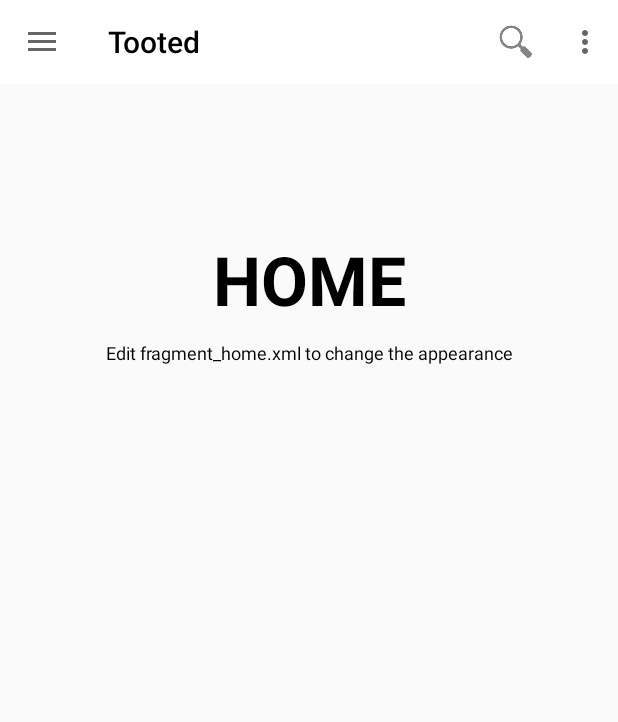
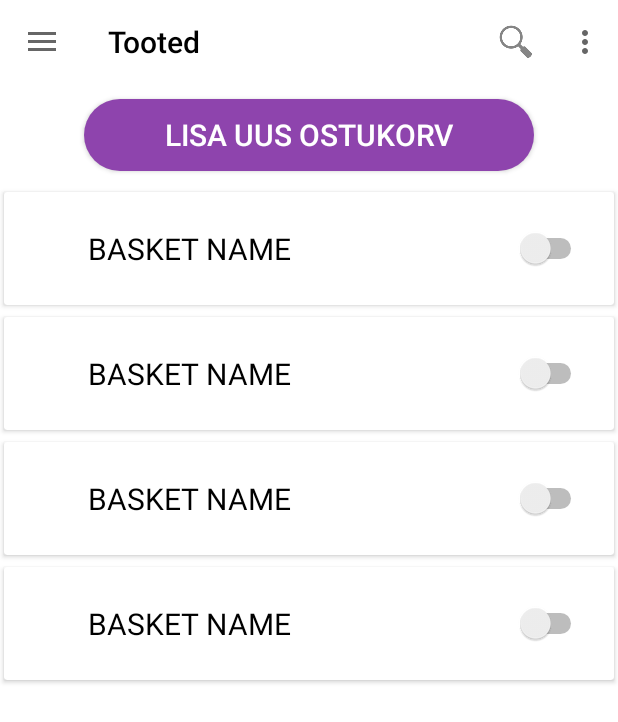
Before and after one commit to AndreasLoL/NutikorvAlphaRelease, an Android app: the fragment BasketFragment placed in its activity, on a phone screen of 412 x 824 dp. Shown: the top 722 px of the screen. Run offline under Robolectric (Android 15) with nearby library versions, the phone set to English and light mode, and no system bars; libraries missing offline, so code that uses them is left out: com.amulyakhare.textdrawable; 5 statements that could not run were skipped.

Commit message:
Started working on the basket fragment. Initial design in place.

```diff
--- a/app/build.gradle
+++ b/app/build.gradle
@@ -20,6 +20,7 @@ android {
 }
 
 dependencies {
+    compile 'com.amulyakhare:com.amulyakhare.textdrawable:1.0.1'
     compile fileTree(include: ['*.jar'], dir: 'libs')
     testCompile 'junit:junit:4.12'
     compile 'com.android.support:appcompat-v7:23.0.1'
--- /dev/null
+++ b/app/src/main/java/com/nutikorv/andreas/nutikorvalpha/Adapters/BasketRecyclerAdapter.java
@@ -0,0 +1,70 @@
+package com.nutikorv.andreas.nutikorvalpha.Adapters;
+
+import android.content.Context;
+import android.graphics.Typeface;
+import android.support.v7.widget.RecyclerView;
+import android.view.LayoutInflater;
+import android.view.View;
+import android.view.ViewGroup;
+import android.widget.ImageView;
+import android.widget.TextView;
+
+import com.amulyakhare.textdrawable.TextDrawable;
+import com.amulyakhare.textdrawable.util.ColorGenerator;
+import com.koushikdutta.urlimageviewhelper.UrlImageViewHelper;
+import com.nutikorv.andreas.nutikorvalpha.Parameters.GlobalParameters;
+import com.nutikorv.andreas.nutikorvalpha.R;
+
+/**
+ * Created by AndreasPC on 9/8/2016.
+ */
+public class BasketRecyclerAdapter extends RecyclerView.Adapter<BasketRecyclerAdapter.CustomViewHolder> {
+    private String letter;
+    private Context mContext;
+    private ColorGenerator generator = ColorGenerator.MATERIAL;
+
+    public BasketRecyclerAdapter(Context context) {
+        this.mContext = context;
+    }
+
+    @Override
+    public CustomViewHolder onCreateViewHolder(ViewGroup viewGroup, int i) {
+        View view = LayoutInflater.from(viewGroup.getContext()).inflate(R.layout.basket_menu_item, null);
+        CustomViewHolder viewHolder = new CustomViewHolder(view);
+        return viewHolder;
+    }
+
+    @Override
+    public void onBindViewHolder(BasketRecyclerAdapter.CustomViewHolder holder, int position) {
+
+        Typeface font = Typeface.createFromAsset(mContext.getAssets(), "OpenSans-Light.ttf");
+
+        holder.basketName.setText("BASKET NAME");
+        letter = "B"; // First letter of basket name!
+
+        TextDrawable drawable = TextDrawable.builder()
+                .buildRound(letter, generator.getRandomColor());
+
+        holder.imageLetter.setImageDrawable(drawable);
+
+
+    }
+
+    @Override
+    public int getItemCount() {
+        return 4;
+    }
+
+    public class CustomViewHolder extends RecyclerView.ViewHolder {
+        protected ImageView imageLetter;
+        protected TextView basketName;
+
+        public CustomViewHolder(View view) {
+            super(view);
+
+            imageLetter = (ImageView) view.findViewById(R.id.item_letter);
+            basketName = (TextView) view.findViewById(R.id.item_title);
+
+        }
+    }
+}
--- a/app/src/main/java/com/nutikorv/andreas/nutikorvalpha/Fragments/BasketFragment.java
+++ b/app/src/main/java/com/nutikorv/andreas/nutikorvalpha/Fragments/BasketFragment.java
@@ -3,10 +3,15 @@ package com.nutikorv.andreas.nutikorvalpha.Fragments;
 import android.app.Activity;
 import android.os.Bundle;
 import android.support.v4.app.Fragment;
+import android.support.v7.widget.GridLayoutManager;
+import android.support.v7.widget.LinearLayoutManager;
+import android.support.v7.widget.RecyclerView;
 import android.view.LayoutInflater;
 import android.view.View;
 import android.view.ViewGroup;
 
+import com.nutikorv.andreas.nutikorvalpha.Adapters.BasketRecyclerAdapter;
+import com.nutikorv.andreas.nutikorvalpha.Adapters.ShopRecyclerAdapter;
 import com.nutikorv.andreas.nutikorvalpha.R;
 
 /**
@@ -29,6 +34,12 @@ public class BasketFragment extends Fragment {
                              Bundle savedInstanceState) {
         View rootView = inflater.inflate(R.layout.fragment_basket, container, false);
 
+        RecyclerView r1 = (RecyclerView) rootView.findViewById(R.id.basketRecyclerView);
+
+
+        r1.setLayoutManager(new LinearLayoutManager(getActivity()));
+
+        r1.setAdapter(new BasketRecyclerAdapter(getContext()));
 
         // Inflate the layout for this fragment
         return rootView;
--- /dev/null
+++ b/app/src/main/res/drawable/rounded_corners_button.xml
@@ -0,0 +1,7 @@
+<?xml version="1.0" encoding="utf-8"?>
+<shape xmlns:android="http://schemas.android.com/apk/res/android"
+    android:shape="rectangle" android:padding="10dp">
+    <!-- you can use any color you want I used here gray color-->
+    <solid android:color="@color/colorPrimaryDark" />
+    <corners android:radius="30dp"/>
+</shape>
--- /dev/null
+++ b/app/src/main/res/layout/basket_menu_item.xml
@@ -0,0 +1,50 @@
+<?xml version="1.0" encoding="utf-8"?>
+<android.support.v7.widget.CardView xmlns:android="http://schemas.android.com/apk/res/android"
+    xmlns:card_view="http://schemas.android.com/apk/res-auto"
+    android:orientation="vertical"
+    android:layout_width="match_parent"
+    android:layout_height="match_parent"
+    android:elevation="3dp"
+    card_view:cardUseCompatPadding="true"
+    android:layout_marginTop="20dp">
+
+    <RelativeLayout
+        android:layout_width="match_parent"
+        android:layout_height="75dp">
+
+
+        <ImageView
+            android:id="@+id/item_letter"
+            android:layout_width="40dp"
+            android:layout_height="40dp"
+            android:layout_marginLeft="5dp"
+            android:layout_marginRight="5dp"
+            android:layout_centerVertical="true"
+            android:layout_alignParentStart="true" />
+        <TextView
+            android:id="@+id/item_title"
+            android:layout_width="wrap_content"
+            android:layout_height="match_parent"
+            android:gravity="center_vertical"
+            android:text="BASKET NAME"
+            android:textSize="20dp"
+            android:layout_marginLeft="5dp"
+            android:layout_marginRight="5dp"
+            android:layout_centerVertical="true"
+            android:layout_toEndOf="@+id/item_letter" />
+
+        <Switch
+            android:layout_width="50dp"
+            android:layout_height="match_parent"
+            android:id="@+id/switch1"
+            android:checked="false"
+            android:layout_marginLeft="5dp"
+            android:layout_marginRight="5dp"
+            android:layout_alignParentBottom="true"
+            android:layout_alignParentEnd="true"
+            android:layout_marginEnd="18dp" />
+
+
+    </RelativeLayout>
+
+</android.support.v7.widget.CardView>
--- a/app/src/main/res/layout/fragment_basket.xml
+++ b/app/src/main/res/layout/fragment_basket.xml
@@ -4,28 +4,28 @@
     android:layout_width="match_parent"
     android:layout_height="match_parent"
     android:orientation="vertical"
+    android:background="#FFF"
     tools:context="BasketFragment">
 
 
-    <TextView
-        android:id="@+id/label"
+    <Button
+        android:layout_width="300dp"
+        android:layout_height="wrap_content"
+        android:text="LISA UUS OSTUKORV"
+        android:id="@+id/button3"
+        android:textColor="#FFF"
+        android:textSize="20sp"
+        android:background="@drawable/rounded_corners_button"
         android:layout_alignParentTop="true"
-        android:layout_marginTop="100dp"
-        android:layout_width="fill_parent"
+        android:layout_centerHorizontal="true"
+        android:layout_marginTop="10dp" />
+
+    <android.support.v7.widget.RecyclerView
+        android:layout_width="match_parent"
         android:layout_height="wrap_content"
-        android:gravity="center_horizontal"
-        android:textSize="45dp"
-        android:text="HOME"
-        android:textStyle="bold"/>
-
-    <TextView
-        android:layout_below="@id/label"
-        android:layout_centerInParent="true"
-        android:layout_width="fill_parent"
-        android:layout_height="wrap_content"
-        android:textSize="12dp"
+        android:id="@+id/basketRecyclerView"
         android:layout_marginTop="10dp"
-        android:gravity="center_horizontal"
-        android:text="Edit fragment_home.xml to change the appearance" />
-
+        android:layout_below="@+id/button3"
+        android:layout_centerHorizontal="true"
+        android:layout_alignParentBottom="true" />
 </RelativeLayout>
--- a/build.gradle
+++ b/build.gradle
@@ -6,7 +6,6 @@ buildscript {
     }
     dependencies {
         classpath 'com.android.tools.build:gradle:2.0.0'
-
         // NOTE: Do not place your application dependencies here; they belong
         // in the individual module build.gradle files
     }
@@ -15,8 +14,11 @@ buildscript {
 allprojects {
     repositories {
         jcenter()
-        maven { url "https://jitpack.io" }
+        maven {
+            url "https://jitpack.io"
+            }
         mavenCentral()
+        maven { url 'http://dl.bintray.com/amulyakhare/maven' }
     }
 }
 
```
